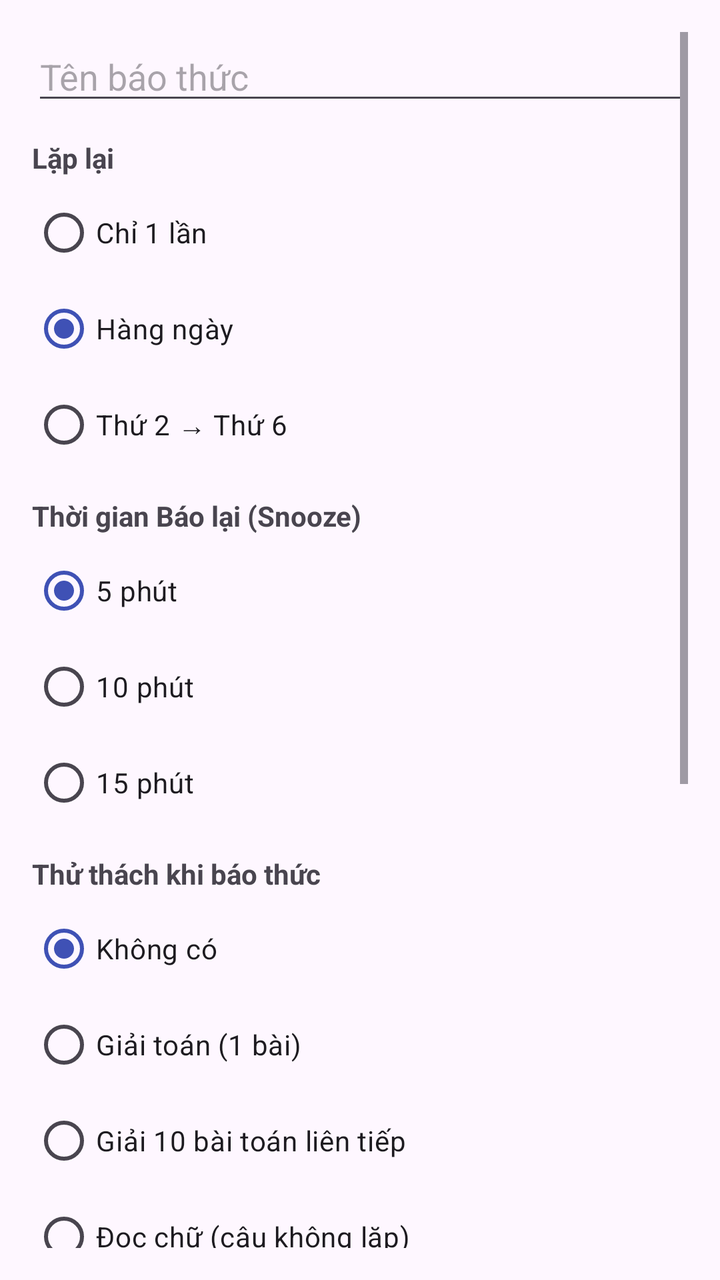
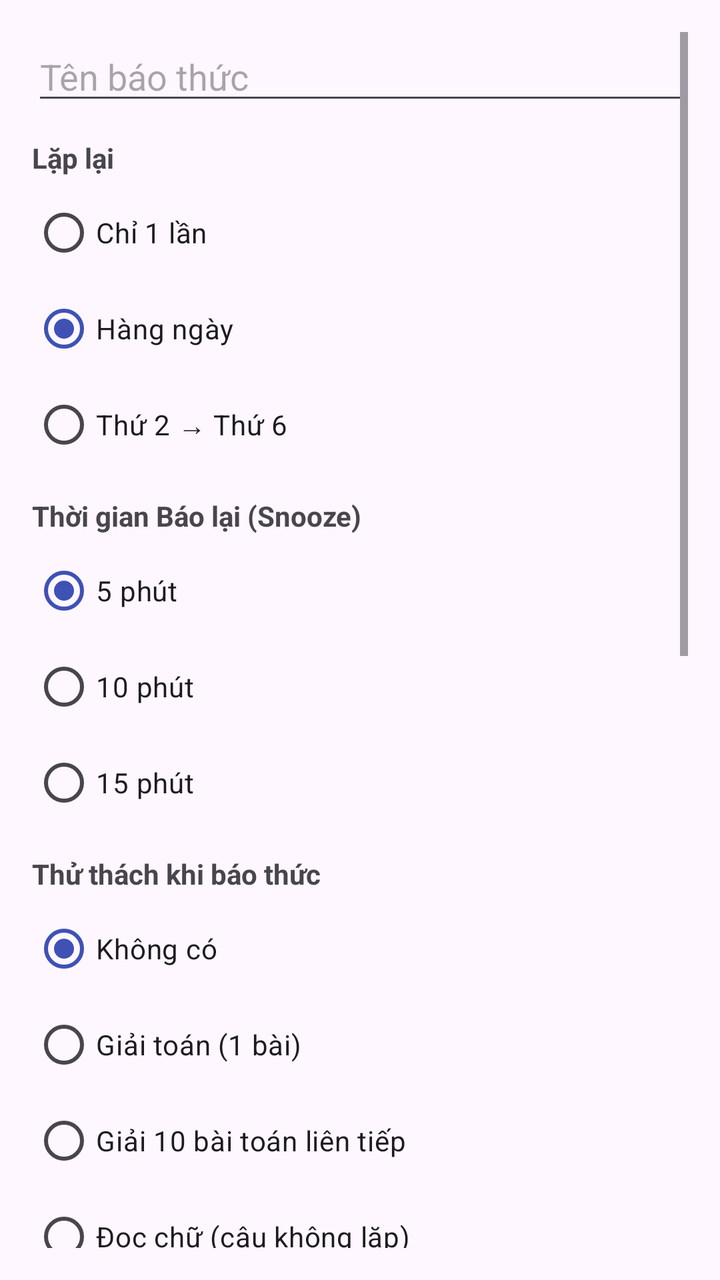

An Android layout rendered at two revisions. The XML below is the earlier revision; the diff shows what the commit changed to produce the second picture.
<!-- AndroidManifest.xml: application theme Theme.AlarmClock -->
<!-- res/layout/dialog_add_alarm.xml -->
<?xml version="1.0" encoding="utf-8"?>
<ScrollView xmlns:android="http://schemas.android.com/apk/res/android"
    android:layout_width="match_parent"
    android:layout_height="wrap_content"
    android:fillViewport="true"
    android:padding="16dp"
    android:scrollbars="vertical"
    android:fadeScrollbars="false">

    <LinearLayout
        android:layout_width="match_parent"
        android:layout_height="wrap_content"
        android:orientation="vertical"
        android:paddingBottom="8dp">

        <EditText
            android:id="@+id/etLabel"
            android:layout_width="match_parent"
            android:layout_height="wrap_content"
            android:hint="@string/alarm_label_hint"
            android:inputType="text"
            android:maxLines="1"
            android:layout_marginBottom="12dp" />

        <TextView
            android:layout_width="wrap_content"
            android:layout_height="wrap_content"
            android:text="@string/repeat"
            android:textStyle="bold"
            android:layout_marginBottom="4dp" />

        <RadioGroup
            android:id="@+id/rgRepeat"
            android:layout_width="match_parent"
            android:layout_height="wrap_content"
            android:orientation="vertical">
            <RadioButton
                android:id="@+id/rbOnce"
                android:layout_width="match_parent"
                android:layout_height="wrap_content"
                android:text="@string/once" />
            <RadioButton
                android:id="@+id/rbDaily"
                android:layout_width="match_parent"
                android:layout_height="wrap_content"
                android:text="@string/daily"
                android:checked="true" />
            <RadioButton
                android:id="@+id/rbWeekdays"
                android:layout_width="match_parent"
                android:layout_height="wrap_content"
                android:text="@string/weekdays" />
        </RadioGroup>

        <TextView
            android:layout_width="wrap_content"
            android:layout_height="wrap_content"
            android:text="@string/snooze_duration"
            android:textStyle="bold"
            android:layout_marginTop="12dp"
            android:layout_marginBottom="4dp" />

        <RadioGroup
            android:id="@+id/rgSnooze"
            android:layout_width="match_parent"
            android:layout_height="wrap_content"
            android:orientation="vertical">
            <RadioButton
                android:id="@+id/rbSnooze5"
                android:layout_width="match_parent"
                android:layout_height="wrap_content"
                android:text="@string/min_5"
                android:checked="true" />
            <RadioButton
                android:id="@+id/rbSnooze10"
                android:layout_width="match_parent"
                android:layout_height="wrap_content"
                android:text="@string/min_10" />
            <RadioButton
                android:id="@+id/rbSnooze15"
                android:layout_width="match_parent"
                android:layout_height="wrap_content"
                android:text="@string/min_15" />
        </RadioGroup>

        <TextView
            android:layout_width="match_parent"
            android:layout_height="wrap_content"
            android:text="@string/challenge_setting_title"
            android:textStyle="bold"
            android:layout_marginTop="12dp"
            android:layout_marginBottom="4dp" />

        <RadioGroup
            android:id="@+id/rgChallenge"
            android:layout_width="match_parent"
            android:layout_height="wrap_content"
            android:orientation="vertical">
            <RadioButton
                android:id="@+id/rbChallengeNone"
                android:layout_width="match_parent"
                android:layout_height="wrap_content"
                android:text="@string/challenge_none"
                android:checked="true" />
            <RadioButton
                android:id="@+id/rbChallengeMath"
                android:layout_width="match_parent"
                android:layout_height="wrap_content"
                android:text="Giải toán (1 bài)" />
            <RadioButton
                android:id="@+id/rbChallengeMath10"
                android:layout_width="match_parent"
                android:layout_height="wrap_content"
                android:text="Giải 10 bài toán liên tiếp" />
            <RadioButton
                android:id="@+id/rbChallengeRead"
                android:layout_width="match_parent"
                android:layout_height="wrap_content"
                android:text="Đọc chữ (câu không lặp)" />
            <RadioButton
                android:id="@+id/rbChallengeShake"
                android:layout_width="match_parent"
                android:layout_height="wrap_content"
                android:text="Lắc máy 100 lần" />
            <RadioButton
                android:id="@+id/rbChallengeTap"
                android:layout_width="match_parent"
                android:layout_height="wrap_content"
                android:text="Bấm 200 lần (chống auto-click)" />
            <RadioButton
                android:id="@+id/rbChallengeFace"
                android:layout_width="match_parent"
                android:layout_height="wrap_content"
                android:text="Quét khuôn mặt" />
            <RadioButton
                android:id="@+id/rbChallengeFaceExpr"
                android:layout_width="match_parent"
                android:layout_height="wrap_content"
                android:text="Biểu cảm: Cười / Giận / Lè lưỡi" />
            <RadioButton
                android:id="@+id/rbChallengeBiometric"
                android:layout_width="match_parent"
                android:layout_height="wrap_content"
                android:text="Vân tay / khuôn mặt hệ thống" />
        </RadioGroup>

        
        <RadioGroup
            android:id="@+id/rgChallenge2"
            android:layout_width="0dp"
            android:layout_height="0dp"
            android:visibility="gone" />

        <CheckBox
            android:id="@+id/cbStrictAntiSnooze"
            android:layout_width="match_parent"
            android:layout_height="wrap_content"
            android:text="Chống báo lại (bắt buộc xong thử thách mới tắt)"
            android:layout_marginTop="8dp" />

        <com.google.android.material.button.MaterialButton
            android:id="@+id/btnChooseRingtone"
            android:layout_width="match_parent"
            android:layout_height="wrap_content"
            android:text="Chọn nhạc chuông"
            android:layout_marginTop="12dp"
            style="@style/Widget.Material3.Button.OutlinedButton" />

        <TextView
            android:id="@+id/tvRingtoneStatus"
            android:layout_width="match_parent"
            android:layout_height="wrap_content"
            android:text="Nhạc mặc định"
            android:textSize="12sp"
            android:layout_marginTop="4dp"
            android:layout_marginBottom="8dp" />
    </LinearLayout>
</ScrollView>
<!-- resources referenced by this layout -->
<resources>
  <string name="alarm_label_hint">Tên báo thức</string>
  <string name="challenge_none">Không có</string>
  <string name="challenge_setting_title">Thử thách khi báo thức</string>
  <string name="daily">Hàng ngày</string>
  <string name="min_10">10 phút</string>
  <string name="min_15">15 phút</string>
  <string name="min_5">5 phút</string>
  <string name="once">Chỉ 1 lần</string>
  <string name="repeat">Lặp lại</string>
  <string name="snooze_duration">Thời gian Báo lại (Snooze)</string>
  <string name="weekdays">Thứ 2 → Thứ 6</string>
  <style name="Theme.AlarmClock" parent="Theme.Material3.DayNight.NoActionBar">
          <item name="colorPrimary">#3F51B5</item>
          <item name="colorPrimaryVariant">#303F9F</item>
          <item name="colorOnPrimary">@android:color/white</item>
          <item name="colorSecondary">#FF4081</item>
          <item name="android:windowAnimationStyle">@style/WindowFadeThrough</item>
      </style>
  <style name="WindowFadeThrough">
          <item name="android:activityOpenEnterAnimation">@anim/fade_through_enter</item>
          <item name="android:activityOpenExitAnimation">@anim/fade_through_exit</item>
          <item name="android:activityCloseEnterAnimation">@anim/fade_through_enter</item>
          <item name="android:activityCloseExitAnimation">@anim/fade_through_exit</item>
      </style>
</resources>

<!-- the commit's change to res/layout/dialog_add_alarm.xml (unified diff, before → after) -->
@@ -1,5 +1,6 @@
 <?xml version="1.0" encoding="utf-8"?>
 <ScrollView xmlns:android="http://schemas.android.com/apk/res/android"
+    xmlns:app="http://schemas.android.com/apk/res-auto"
     android:layout_width="match_parent"
     android:layout_height="wrap_content"
     android:fillViewport="true"
@@ -121,9 +122,14 @@
                 android:id="@+id/rbChallengeShake"
                 android:layout_width="match_parent"
                 android:layout_height="wrap_content"
+                android:text="Lắc máy (nhẹ)" />
+            <RadioButton
+                android:id="@+id/rbChallengeShake100"
+                android:layout_width="match_parent"
+                android:layout_height="wrap_content"
                 android:text="Lắc máy 100 lần" />
             <RadioButton
-                android:id="@+id/rbChallengeTap"
+                android:id="@+id/rbChallengeTap200"
                 android:layout_width="match_parent"
                 android:layout_height="wrap_content"
                 android:text="Bấm 200 lần (chống auto-click)" />
@@ -138,7 +144,7 @@
                 android:layout_height="wrap_content"
                 android:text="Biểu cảm: Cười / Giận / Lè lưỡi" />
             <RadioButton
-                android:id="@+id/rbChallengeBiometric"
+                android:id="@+id/rbChallengeBio"
                 android:layout_width="match_parent"
                 android:layout_height="wrap_content"
                 android:text="Vân tay / khuôn mặt hệ thống" />
@@ -151,12 +157,38 @@
             android:layout_height="0dp"
             android:visibility="gone" />
 
-        <CheckBox
+        <com.google.android.material.checkbox.MaterialCheckBox
             android:id="@+id/cbStrictAntiSnooze"
             android:layout_width="match_parent"
             android:layout_height="wrap_content"
             android:text="Chống báo lại (bắt buộc xong thử thách mới tắt)"
             android:layout_marginTop="8dp" />
+
+        <com.google.android.material.checkbox.MaterialCheckBox
+            android:id="@+id/cbSkipHolidays"
+            android:layout_width="match_parent"
+            android:layout_height="wrap_content"
+            android:text="Bỏ qua ngày lễ" />
+
+        <com.google.android.material.checkbox.MaterialCheckBox
+            android:id="@+id/cbCrescendo"
+            android:layout_width="match_parent"
+            android:layout_height="wrap_content"
+            android:text="Chuông tăng dần (crescendo)" />
+
+        <com.google.android.material.textfield.TextInputLayout
+            android:layout_width="match_parent"
+            android:layout_height="wrap_content"
+            android:hint="Ghi chú giọng nói (TTS khi reo)"
+            android:layout_marginTop="8dp"
+            style="@style/Widget.Material3.TextInputLayout.OutlinedBox">
+            <com.google.android.material.textfield.TextInputEditText
+                android:id="@+id/etVoiceNote"
+                android:layout_width="match_parent"
+                android:layout_height="wrap_content"
+                android:inputType="textMultiLine"
+                android:maxLines="3" />
+        </com.google.android.material.textfield.TextInputLayout>
 
         <com.google.android.material.button.MaterialButton
             android:id="@+id/btnChooseRingtone"
